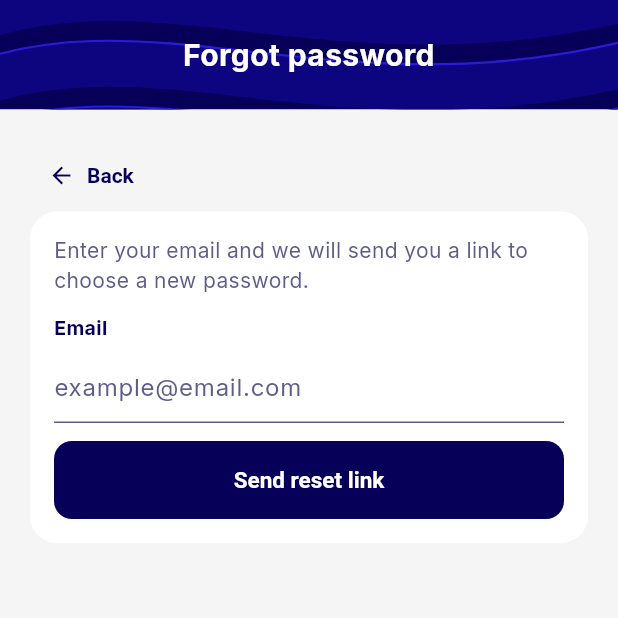
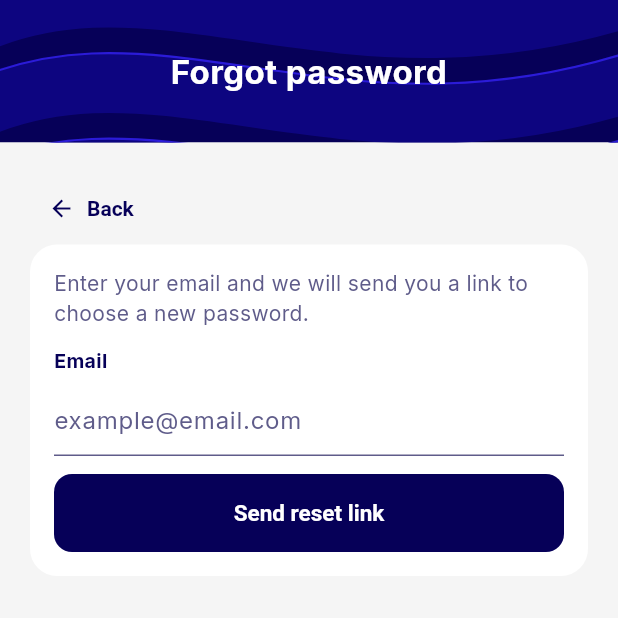
Before and after one commit to owizdom/dailo-group22, a Flutter app: the screen it shows after launch, after a tap on "Forgot Password?", on a phone screen of 412 x 824 dp, the top half of it. Run offline on Flutter 3.47's test engine with Material 3 defaults, Android fonts, the phone set to English and light mode, and no system bars; our stand-ins replace cloud_firestore, equatable, firebase_auth, firebase_core, flutter_bloc, google_sign_in and 2 more; missing offline and left inert: mobile_scanner; accounts and stored records are empty.

Commit message:
taller title band, as in the figma frames

```diff
--- a/lib/presentation/widgets/common/header_banner.dart
+++ b/lib/presentation/widgets/common/header_banner.dart
@@ -40,9 +40,9 @@ class HeaderBanner extends StatelessWidget {
             child: Padding(
               padding: EdgeInsets.fromLTRB(
                 20,
-                (rounded ? 36 : 22) + topInset,
+                (rounded ? 36 : 32) + topInset,
                 20,
-                rounded ? 36 : 22,
+                rounded ? 36 : 32,
               ),
               child: Column(
                 mainAxisSize: MainAxisSize.min,
@@ -54,7 +54,7 @@ class HeaderBanner extends StatelessWidget {
                     overflow: TextOverflow.ellipsis,
                     style: TextStyle(
                       color: Colors.white,
-                      fontSize: rounded ? 24 : 20,
+                      fontSize: rounded ? 24 : 22,
                       fontWeight: FontWeight.w700,
                     ),
                   ),
```
